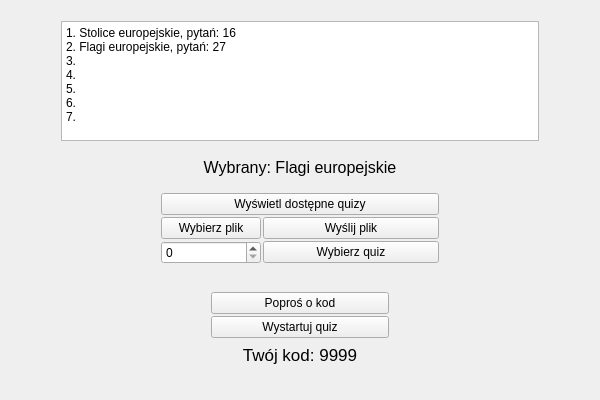
PiotrRem/Lachut, file src/client/gui/Setup.ui: the form before one commit.
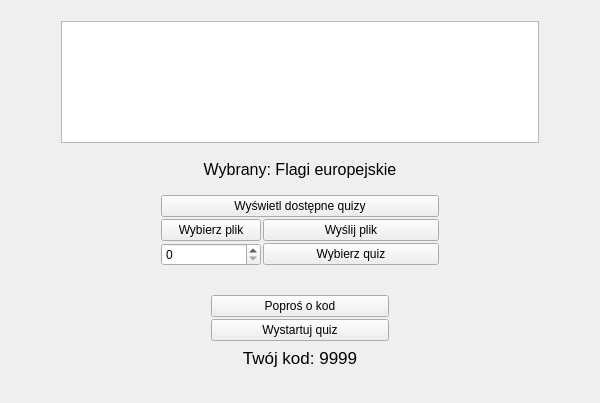
The form after the commit.

The edit to the form file:
```diff
--- a/src/client/gui/Setup.ui
+++ b/src/client/gui/Setup.ui
@@ -7,7 +7,7 @@
     <x>0</x>
     <y>0</y>
     <width>600</width>
-    <height>400</height>
+    <height>403</height>
    </rect>
   </property>
   <property name="minimumSize">
@@ -56,13 +56,7 @@
 li.unchecked::marker { content: &quot;\2610&quot;; }
 li.checked::marker { content: &quot;\2612&quot;; }
 &lt;/style&gt;&lt;/head&gt;&lt;body style=&quot; font-family:'Segoe UI'; font-size:9pt; font-weight:400; font-style:normal;&quot;&gt;
-&lt;p style=&quot; margin-top:0px; margin-bottom:0px; margin-left:0px; margin-right:0px; -qt-block-indent:0; text-indent:0px;&quot;&gt;1. Stolice europejskie, pytań: 16&lt;/p&gt;
-&lt;p style=&quot; margin-top:0px; margin-bottom:0px; margin-left:0px; margin-right:0px; -qt-block-indent:0; text-indent:0px;&quot;&gt;2. Flagi europejskie, pytań: 27&lt;/p&gt;
-&lt;p style=&quot; margin-top:0px; margin-bottom:0px; margin-left:0px; margin-right:0px; -qt-block-indent:0; text-indent:0px;&quot;&gt;3.&lt;/p&gt;
-&lt;p style=&quot; margin-top:0px; margin-bottom:0px; margin-left:0px; margin-right:0px; -qt-block-indent:0; text-indent:0px;&quot;&gt;4.&lt;/p&gt;
-&lt;p style=&quot; margin-top:0px; margin-bottom:0px; margin-left:0px; margin-right:0px; -qt-block-indent:0; text-indent:0px;&quot;&gt;5.&lt;/p&gt;
-&lt;p style=&quot; margin-top:0px; margin-bottom:0px; margin-left:0px; margin-right:0px; -qt-block-indent:0; text-indent:0px;&quot;&gt;6.&lt;/p&gt;
-&lt;p style=&quot; margin-top:0px; margin-bottom:0px; margin-left:0px; margin-right:0px; -qt-block-indent:0; text-indent:0px;&quot;&gt;7.&lt;/p&gt;&lt;/body&gt;&lt;/html&gt;</string>
+&lt;p style=&quot;-qt-paragraph-type:empty; margin-top:0px; margin-bottom:0px; margin-left:0px; margin-right:0px; -qt-block-indent:0; text-indent:0px;&quot;&gt;&lt;br /&gt;&lt;/p&gt;&lt;/body&gt;&lt;/html&gt;</string>
            </property>
           </widget>
          </item>
```
Left out of the diff: 18 changed lines with no effect on the pictures.
